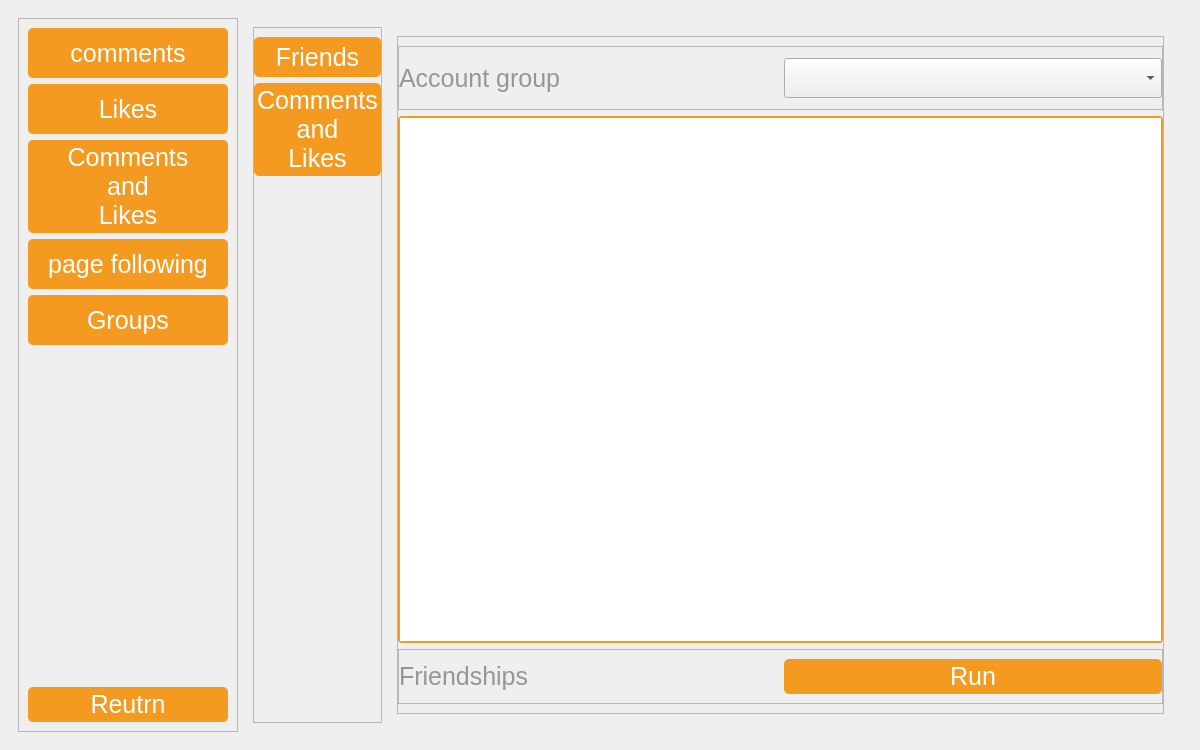
Qt form Automator/ui/FacebookUI/Facebook_UI.ui (Nicola-Ibrahim/Selenium-Web-Automation) before a commit.
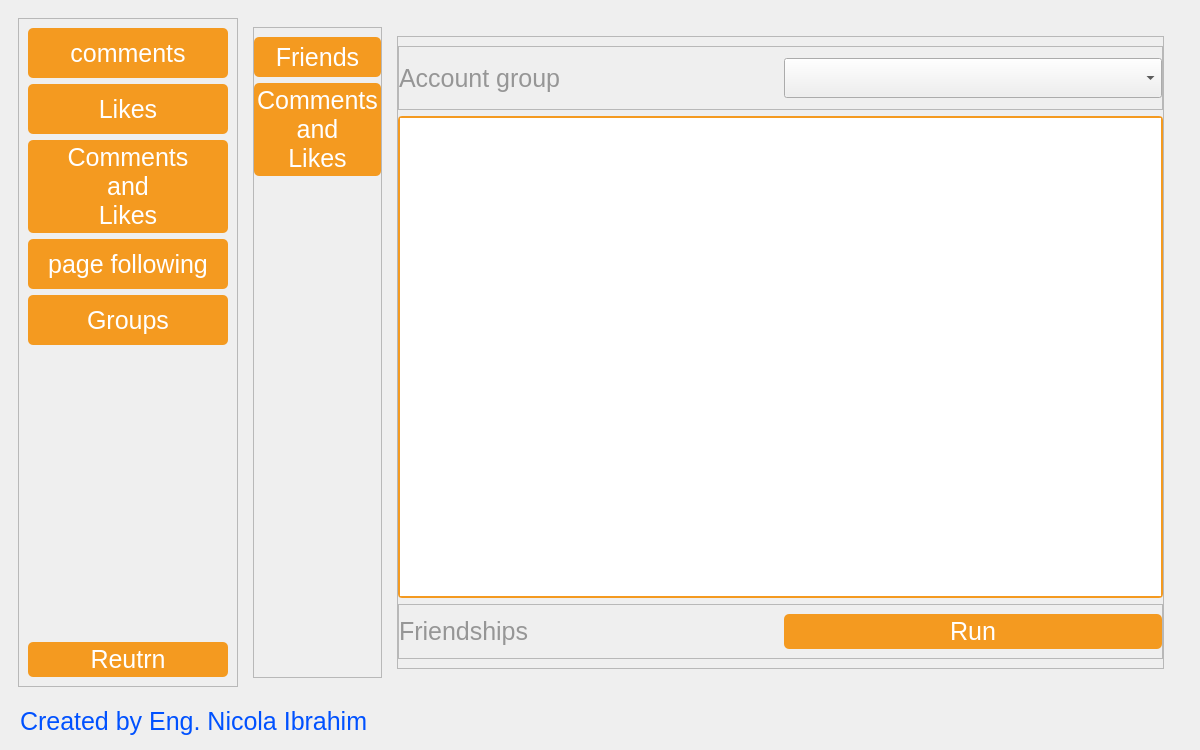
The same form after that commit. Icons and pictures are not drawn.

Patch:
```diff
--- a/Automator/ui/FacebookUI/Facebook_UI.ui
+++ b/Automator/ui/FacebookUI/Facebook_UI.ui
@@ -717,8 +717,8 @@
 }</string>
   </property>
   <widget class="QWidget" name="centralwidget">
-   <layout class="QGridLayout" name="gridLayout">
-    <item row="1" column="0">
+   <layout class="QVBoxLayout" name="verticalLayout_9">
+    <item>
      <widget class="QStackedWidget" name="social_media_stackedWidget">
       <property name="currentIndex">
        <number>0</number>
@@ -3077,6 +3077,18 @@
       </widget>
      </widget>
     </item>
+    <item>
+     <widget class="QLabel" name="label_25">
+      <property name="styleSheet">
+       <string notr="true">color: rgb(0, 81, 255);
+padding: 5px;
+font: 12pt &quot;Century Gothic&quot;;</string>
+      </property>
+      <property name="text">
+       <string>Created by Eng. Nicola Ibrahim</string>
+      </property>
+     </widget>
+    </item>
    </layout>
   </widget>
   <widget class="QMenuBar" name="menubar">
```
